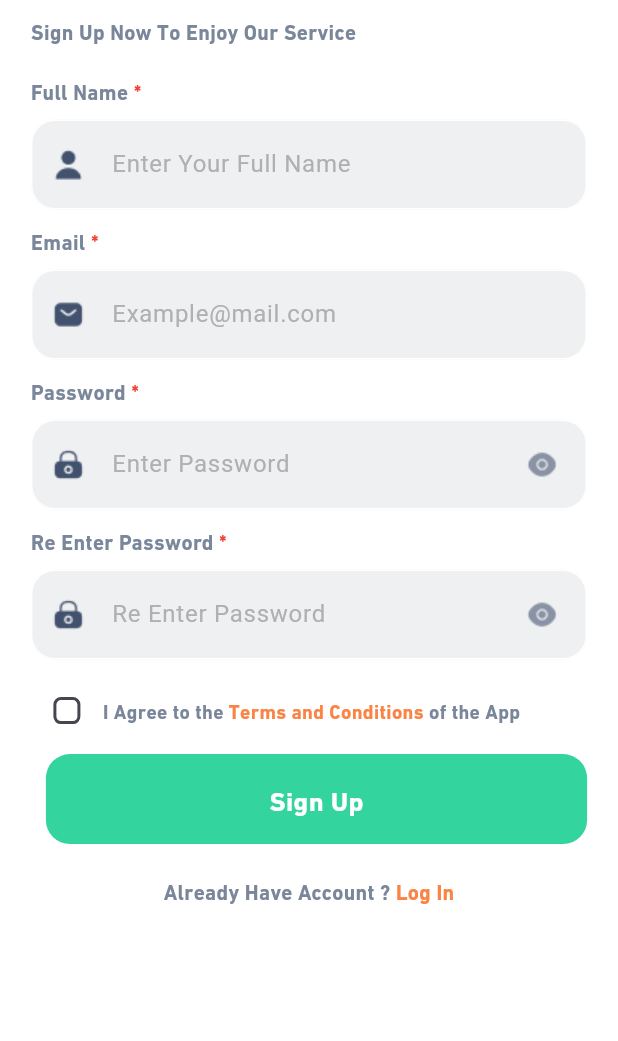
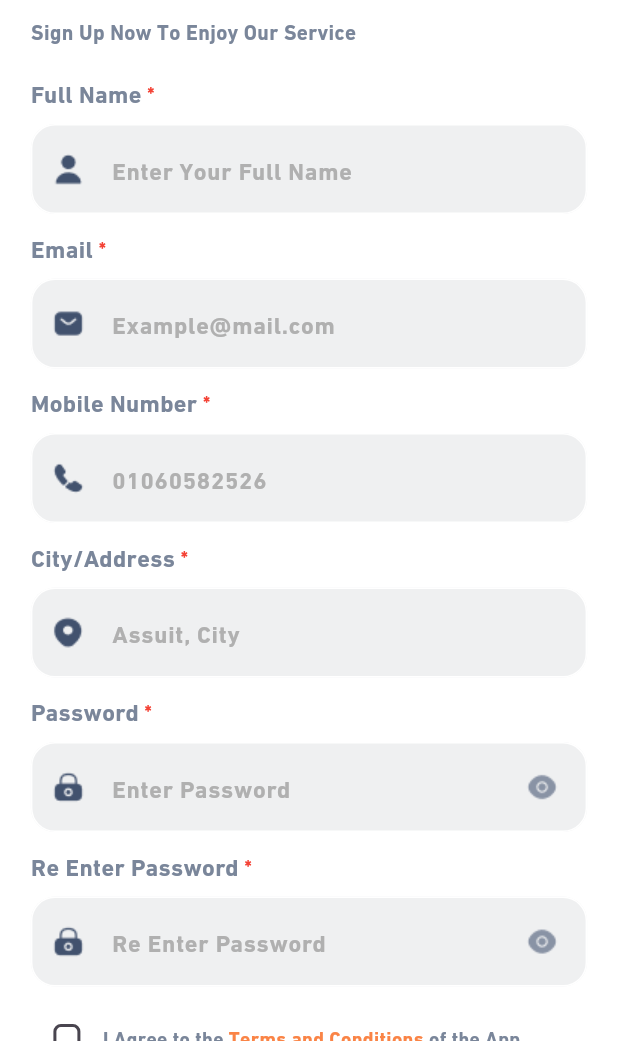
Before and after one commit to Zekas14/Medi-Deliver, a Flutter app: the SignUp screen opened directly, on a phone screen of 412 x 824 dp, the part 195-1236 px from its top. Run offline on Flutter 3.47's test engine with Material 3 defaults, Android fonts, the light colour scheme and no system bars; our stand-ins replace cloud_firestore, firebase_auth, firebase_core, flutter_image_slideshow, google_sign_in; missing offline and left inert: dart:ffi, flutter_facebook_auth; accounts and stored records are empty.

Commit message:
Impelement some user profile functions (not finished yet)

```diff
--- a/lib/component/customTextField2.dart
+++ b/lib/component/customTextField2.dart
@@ -1,5 +1,6 @@
 // ignore: file_names
 import 'package:flutter/material.dart';
+import 'package:medi_deliver/core/constants.dart';
 
 // ignore: must_be_immutable
 class CustomTextFeild2 extends StatefulWidget {
@@ -63,6 +64,7 @@ class _CustomTextFeildState extends State<CustomTextFeild2> {
           color: Color.fromARGB(255, 176, 176, 176),
           fontSize: 16,
           fontWeight: FontWeight.normal,
+          fontFamily: fontFamilyString,
         ),
         prefixIconConstraints: const BoxConstraints(
           minWidth: 50,
--- a/lib/core/constants.dart
+++ b/lib/core/constants.dart
@@ -2,7 +2,7 @@ import 'package:flutter/material.dart';
 
 GlobalKey<FormState> formkey = GlobalKey();
 const Color outlineBorderColor = Color.fromARGB(255, 223, 222, 222);
-    const buttonColor = Color(0xFF34D49E);
+const buttonColor = Color(0xFF34D49E);
 const Color backgroundColor = Colors.white;
 const Color fontprimaryColor = Color.fromRGBO(23, 43, 77, 1);
 const Color fontSecondaryColor = Color.fromARGB(255, 122, 134, 154);
@@ -18,13 +18,14 @@ const requiredSign = Text(
     fontFamily: fontFamilyString,
   ),
 );
-Text label(String text) {
+Text label(String text, {double fontSize = 16}) {
   return Text(
     text,
-    style: const TextStyle(
+    style: TextStyle(
       color: fontSecondaryColor,
       fontWeight: FontWeight.bold,
       fontFamily: fontFamilyString,
+      fontSize: fontSize,
     ),
   );
 }
--- a/lib/model/order.dart
+++ b/lib/model/order.dart
@@ -3,8 +3,8 @@ import 'package:medi_deliver/model/cartItemModel.dart';
 class Order {
   final int orderId;
    final DateTime date;
-  final String buyerName;
-  final String buyerLocation;
+  final String? buyerName;
+  final String? buyerLocation;
    List<CartItem> Items;
   final double discount;
   final double tax;
--- a/lib/screens/Regestration.dart
+++ b/lib/screens/Regestration.dart
@@ -17,6 +17,8 @@ class SignUp extends StatefulWidget {
   String? fullName;
   String? email;
   String? password;
+  String? phone;
+  String? address;
   String? confiremPassword;
 
   SignUp({super.key});
@@ -110,6 +112,48 @@ class SingUpState extends State<SignUp> {
                   },
                   prefiximagePath: 'asset/images/sms.png',
                   hintText: "Example@mail.com",
+                  obscureText: false,
+                ),
+              ),
+              // Password
+              Row(
+                children: [
+                  label("Mobile Number"),
+                  requiredSign,
+                ],
+              ),
+              Padding(
+                padding: const EdgeInsets.symmetric(vertical: 10),
+                child: CustomTextFeild2(
+                  borderColor: Colors.white,
+                  onChanged: (data) {
+                    if (int.tryParse(data) != null || data.length <= 11) {
+                      widget.phone = data;
+                    } else {
+                      context.showCustomSnackBar(
+                          message: 'number unvalid', color: errorColor);
+                    }
+                  },
+                  prefiximagePath: 'asset/images/call.png',
+                  hintText: "01060582526",
+                  obscureText: false,
+                ),
+              ),
+              Row(
+                children: [
+                  label("City/Address"),
+                  requiredSign,
+                ],
+              ),
+              Padding(
+                padding: const EdgeInsets.symmetric(vertical: 10),
+                child: CustomTextFeild2(
+                  borderColor: Colors.white,
+                  onChanged: (data) {
+                    widget.address = data;
+                  },
+                  prefiximagePath: 'asset/images/addressicon.png',
+                  hintText: "Assuit, City",
                   obscureText: false,
                 ),
               ),
@@ -295,10 +339,11 @@ class SingUpState extends State<SignUp> {
       ),
     );
   }
+
   Future<void> userRegistration() async {
     try {
-    UserCredential userCredential = await FirebaseAuth.instance
-        .createUserWithEmailAndPassword(
+      UserCredential userCredential =
+          await FirebaseAuth.instance.createUserWithEmailAndPassword(
         email: widget.email!,
         password: widget.password!,
       );
@@ -309,12 +354,19 @@ Future<void> userRegistration() async {
         uid: userCredential.user?.uid,
         fullName: widget.fullName,
         email: widget.email,
+        phoneNumber: widget.phone,
+        address: widget.address,
       ));
 
       // Add user data to Firestore
-    await FirebaseFirestore.instance.collection('users').doc(userCredential.user?.uid).set({
+      await FirebaseFirestore.instance
+          .collection('users')
+          .doc(userCredential.user?.uid)
+          .set({
         'fullName': widget.fullName,
         'email': widget.email,
+        'Address': widget.address,
+        'phone': widget.phone,
         // Add other user data fields as needed
       });
 
@@ -325,5 +377,4 @@ Future<void> userRegistration() async {
       // Handle other exceptions
     }
   }
-
 }
--- a/lib/screens/Verification.dart
+++ b/lib/screens/Verification.dart
@@ -22,6 +22,7 @@ class Verification extends StatelessWidget {
   Widget build(BuildContext context) {
     return MaterialApp(
       home: Scaffold(
+
           backgroundColor: Colors.white,
           appBar: AppBar(
             elevation: 0,
--- a/lib/screens/hom_page.dart
+++ b/lib/screens/hom_page.dart
@@ -61,9 +61,9 @@ class homPage extends StatelessWidget {
                               'asset/images/map.png',
                               width: 20,
                             ),
-                            const Text(
-                              'Assiut, Assiut city',
-                              style: TextStyle(
+                             Text(
+                              loggedInUser.address??'',
+                              style:const TextStyle(
                                 fontFamily: 'DINNextLTW23s',
                                 fontSize: 15,
                                 color: fontSecondaryColor,
```
Also changed, not shown: lib/screens/addressPage.dart (added, +69 -0 lines), lib/screens/invoice.dart (+15 -10 lines), lib/screens/loginPage.dart (+11 -7 lines), lib/screens/profilePage.dart (+18 -5 lines), asset/images/addressicon.png (added), asset/images/call.png (added). Lines whose indentation alone changed are shown as unchanged.
